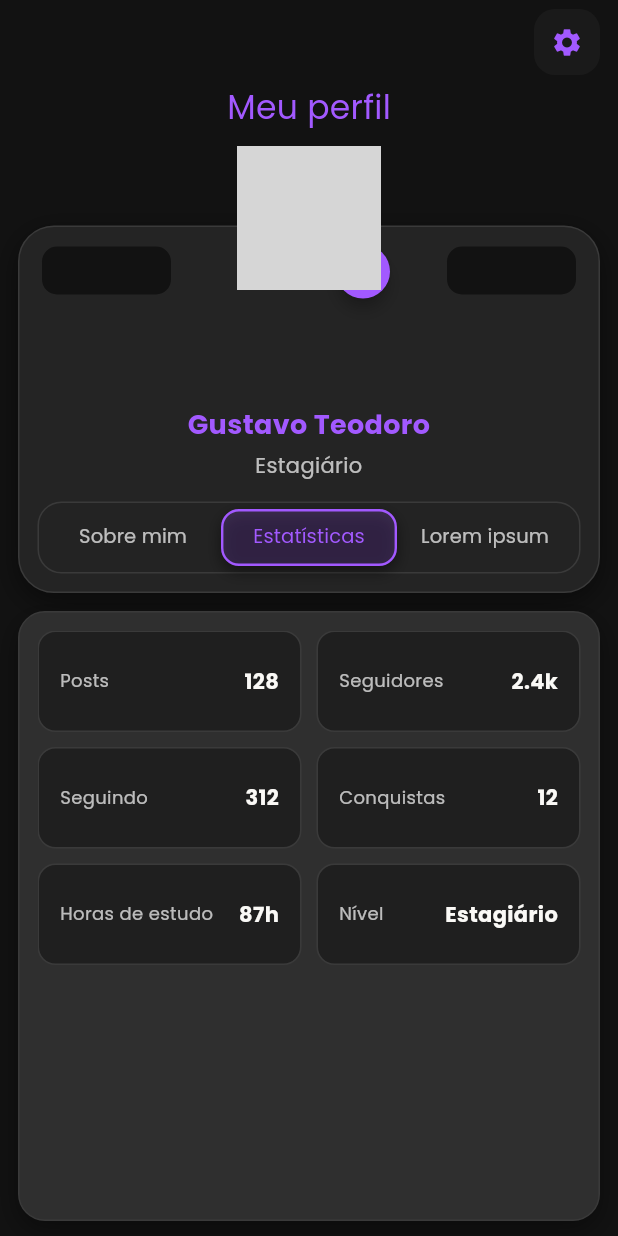
After one commit to Bieelx/Nexus, a Flutter app: the ProfileScreen screen opened directly, tab 2 chosen, on a phone screen of 412 x 824 dp. The commit adds this screen. Run offline on Flutter 3.47's test engine with Material 3 defaults, Android fonts, the light colour scheme and no system bars; our stand-ins replace cloud_firestore, device_info_plus, firebase_auth, firebase_core, firebase_messaging, flutter_dotenv and 6 more; accounts and stored records are empty; network calls fail; grey boxes are pictures that could not be loaded.

Commit message:
Inserindo tela de usuario

```diff
--- /dev/null
+++ b/chatbot_sec4you/lib/profile_page.dart
@@ -0,0 +1,518 @@
+import 'package:flutter/material.dart';
+
+void main() => runApp(const Sec4YouApp());
+
+class Sec4YouApp extends StatelessWidget {
+  const Sec4YouApp({super.key});
+
+  @override
+  Widget build(BuildContext context) {
+    return MaterialApp(
+      debugShowCheckedModeBanner: false,
+      title: 'Sec4You',
+      theme: ThemeData.dark().copyWith(
+        scaffoldBackgroundColor: const Color(0xFF121212),
+        splashColor: Colors.transparent,
+        highlightColor: Colors.transparent,
+        textTheme: ThemeData.dark().textTheme.apply(
+          fontFamily: 'JetBrainsMono',
+          bodyColor: const Color(0xFFFAF9F6),
+          displayColor: const Color(0xFFFAF9F6),
+        ),
+      ),
+      home: const ProfileScreen(),
+    );
+  }
+}
+
+/// ======= CORES / CONFIG =======
+const kAccent = Color(0xFFA259FF); // #A259FF (roxo pedido)
+const kBg = Color(0xFF121212);
+const kCard = Color(0xFF2A2A2A);
+const kText = Color(0xFFFAF9F6);
+const kAvatarAsset = 'assets/foto_perfil.png';
+
+class ProfileScreen extends StatefulWidget {
+  const ProfileScreen({super.key});
+  @override
+  State<ProfileScreen> createState() => _ProfileScreenState();
+}
+
+class _ProfileScreenState extends State<ProfileScreen>
+    with SingleTickerProviderStateMixin {
+  late final TabController _tabs;
+  final _scaffoldKey = GlobalKey<ScaffoldState>(); // <- para abrir o menu lateral
+
+  @override
+  void initState() {
+    super.initState();
+    _tabs = TabController(length: 3, vsync: this);
+  }
+
+  @override
+  void dispose() {
+    _tabs.dispose();
+    super.dispose();
+  }
+
+  @override
+  Widget build(BuildContext context) {
+    return LayoutBuilder(
+      builder: (context, c) {
+        final w = c.maxWidth;
+        final pad = w < 480 ? 12.0 : 16.0;
+        final cardRadius = w < 480 ? 18.0 : 22.0;
+
+        // tamanhos usados no avatar e nas pílulas
+        final pillW = w < 480 ? 86.0 : 110.0;
+        final pillH = w < 480 ? 32.0 : 38.0;
+        final avatarSize = w < 480 ? 160.0 : 190.0; // AVATAR MAIOR
+        final overlap = avatarSize / 3; // quanto o avatar “sai” para fora do card
+
+        return Scaffold(
+          key: _scaffoldKey,
+
+          // ===== MENU LATERAL (endDrawer) =====
+          endDrawer: _ProfileDrawer(
+            onItemTap: (route) {
+              Navigator.pop(context); // fecha o menu
+              // TODO: navegue para telas reais conforme implementar
+              ScaffoldMessenger.of(context).showSnackBar(
+                SnackBar(
+                  content: Text('Abrir: $route'),
+                  behavior: SnackBarBehavior.floating,
+                ),
+              );
+            },
+          ),
+
+          backgroundColor: kBg,
+          body: SafeArea(
+            child: Column(
+              children: [
+                // Top bar
+                Padding(
+                  padding: EdgeInsets.fromLTRB(pad, pad * .5, pad, 0),
+                  child: Row(
+                    children: [
+                      const Spacer(),
+                      _GearButton(
+                        onTap: () => _scaffoldKey.currentState?.openEndDrawer(),
+                      ),
+                    ],
+                  ),
+                ),
+                const SizedBox(height: 6),
+                Text(
+                  'Meu perfil',
+                  style: TextStyle(
+                    color: kAccent,
+                    fontWeight: FontWeight.w400,
+                    fontSize: w < 480 ? 22 : 24,
+                    letterSpacing: .2,
+                  ),
+                ),
+                const SizedBox(height: 10),
+
+                // ===== AVATAR FORA DO CARD + PÍLULAS + BOTÃO EDITAR FOTO =====
+                Padding(
+                  padding: EdgeInsets.symmetric(horizontal: pad),
+                  child: Stack(
+                    clipBehavior: Clip.none,
+                    alignment: Alignment.topCenter,
+                    children: [
+                      // CARD: desce para dar espaço ao avatar sobreposto
+                      Container(
+                        margin: EdgeInsets.only(top: overlap),
+                        decoration: BoxDecoration(
+                          color: const Color(0xFF242424),
+                          borderRadius: BorderRadius.circular(cardRadius + 6),
+                          border: Border.all(color: const Color(0xFF3A3A3A)),
+                          boxShadow: const [
+                            BoxShadow(
+                              color: Colors.black45,
+                              blurRadius: 16,
+                              offset: Offset(0, 6),
+                            ),
+                          ],
+                        ),
+                        padding: EdgeInsets.fromLTRB(pad, pad + 15, pad, pad),
+                        child: Column(
+                          crossAxisAlignment: CrossAxisAlignment.center,
+                          children: [
+                            // espaço reservado dentro do card para o avatar que está por cima
+                            SizedBox(height: avatarSize / 2 + 12),
+
+                            // textos
+                            Text(
+                              'Gustavo Teodoro',
+                              textAlign: TextAlign.center,
+                              style: TextStyle(
+                                color: kAccent,
+                                fontWeight: FontWeight.w800,
+                                fontSize: w < 480 ? 18 : 20,
+                              ),
+                            ),
+                            const SizedBox(height: 4),
+                            const Text(
+                              'Estagiário',
+                              textAlign: TextAlign.center,
+                              style: TextStyle(
+                                color: Colors.white70,
+                                fontSize: 14,
+                                fontWeight: FontWeight.w400,
+                              ),
+                            ),
+
+                            const SizedBox(height: 14),
+                            _SegmentedTabs(controller: _tabs),
+                          ],
+                        ),
+                      ),
+
+                      // Pílulas laterais atrás do avatar
+                      Positioned(
+                        top: overlap - (pillH / 2) + 30,
+                        left: 16,
+                        child: _DecorPill(width: pillW, height: pillH),
+                      ),
+                      Positioned(
+                        top: overlap - (pillH / 2) + 30,
+                        right: 16,
+                        child: _DecorPill(width: pillW, height: pillH),
+                      ),
+
+                      // Avatar maior sobrepondo o card + botão editar foto
+                      Positioned(
+                        top: 0,
+                        child: Stack(
+                          clipBehavior: Clip.none,
+                          children: [
+                            ClipRRect(
+                              borderRadius: BorderRadius.circular(28),
+                              child: Image.asset(
+                                kAvatarAsset,
+                                width: avatarSize,
+                                height: avatarSize,
+                                fit: BoxFit.cover,
+                                errorBuilder: (_, __, ___) => const Icon(
+                                  Icons.smart_toy,
+                                  size: 96,
+                                  color: Colors.white70,
+                                ),
+                              ),
+                            ),
+                            // botão pequeno para alterar foto (canto inferior direito)
+                            Positioned(
+                              right: -6,
+                              bottom: -6,
+                              child: Material(
+                                color: kAccent,
+                                shape: const CircleBorder(),
+                                elevation: 4,
+                                child: InkWell(
+                                  customBorder: const CircleBorder(),
+                                  onTap: () {
+                                    // TODO: abrir seletor de imagem / câmera
+                                    ScaffoldMessenger.of(context).showSnackBar(
+                                      const SnackBar(
+                                        content:
+                                            Text('Alterar foto de perfil'),
+                                        behavior: SnackBarBehavior.floating,
+                                      ),
+                                    );
+                                  },
+                                  child: const SizedBox(
+                                    width: 36,
+                                    height: 36,
+                                    child: Icon(
+                                      Icons.edit,
+                                      size: 18,
+                                      color: Colors.white,
+                                    ),
+                                  ),
+                                ),
+                              ),
+                            ),
+                          ],
+                        ),
+                      ),
+                    ],
+                  ),
+                ),
+
+                const SizedBox(height: 12),
+
+                // CONTEÚDO
+                Expanded(
+                  child: Padding(
+                    padding: EdgeInsets.symmetric(horizontal: pad),
+                    child: Container(
+                      decoration: BoxDecoration(
+                        color: const Color(0xFF2F2F2F),
+                        borderRadius: BorderRadius.circular(cardRadius),
+                        border: Border.all(color: const Color(0xFF3A3A3A)),
+                        boxShadow: const [
+                          BoxShadow(
+                            color: Colors.black38,
+                            blurRadius: 14,
+                            offset: Offset(0, 6),
+                          ),
+                        ],
+                      ),
+                      padding: EdgeInsets.all(pad),
+                      child: TabBarView(
+                        controller: _tabs,
+                        children: const [
+                          _AboutMeTab(),
+                          _StatsTab(),
+                          _LoremTab(),
+                        ],
+                      ),
+                    ),
+                  ),
+                ),
+                const SizedBox(height: 10),
+              ],
+            ),
+          ),
+        );
+      },
+    );
+  }
+}
+
+class _GearButton extends StatelessWidget {
+  const _GearButton({this.onTap});
+  final VoidCallback? onTap;
+
+  @override
+  Widget build(BuildContext context) {
+    return Material(
+      color: const Color(0xFF1A1A1A),
+      borderRadius: BorderRadius.circular(14),
+      child: InkWell(
+        onTap: onTap,
+        borderRadius: BorderRadius.circular(14),
+        child: const SizedBox(
+          width: 44,  // ligeiramente maior
+          height: 44, // ligeiramente maior
+          child: Icon(Icons.settings, color: kAccent, size: 22),
+        ),
+      ),
+    );
+  }
+}
+
+class _DecorPill extends StatelessWidget {
+  const _DecorPill({required this.width, required this.height});
+  final double width;
+  final double height;
+
+  @override
+  Widget build(BuildContext context) {
+    return Container(
+      width: width,
+      height: height,
+      decoration: BoxDecoration(
+        color: const Color(0xFF121212),
+        borderRadius: BorderRadius.circular(10),
+      ),
+    );
+  }
+}
+
+/// Abas com selecionado: fundo kAccent 20% + borda kAccent 100% + fonte 400
+class _SegmentedTabs extends StatelessWidget {
+  const _SegmentedTabs({required this.controller});
+  final TabController controller;
+
+  @override
+  Widget build(BuildContext context) {
+    return Container(
+      height: 48,
+      padding: const EdgeInsets.all(4),
+      decoration: BoxDecoration(
+        color: const Color(0xFF232323),
+        borderRadius: BorderRadius.circular(16),
+        border: Border.all(color: const Color(0xFF3A3A3A)),
+      ),
+      child: TabBar(
+        controller: controller,
+        dividerColor: Colors.transparent,
+        indicatorSize: TabBarIndicatorSize.tab,
+        labelColor: kAccent,
+        unselectedLabelColor: Colors.white70,
+        labelStyle: const TextStyle(fontWeight: FontWeight.w400, fontSize: 13),
+        unselectedLabelStyle: const TextStyle(
+          fontWeight: FontWeight.w400,
+          fontSize: 13,
+        ),
+        indicator: ShapeDecoration(
+          color: kAccent.withOpacity(0.20),
+          shape: RoundedRectangleBorder(
+            borderRadius: BorderRadius.circular(12),
+            side: const BorderSide(color: kAccent, width: 1.6),
+          ),
+          shadows: const [
+            BoxShadow(
+              color: Colors.black45,
+              blurRadius: 8,
+              offset: Offset(0, 4),
+            ),
+          ],
+        ),
+        tabs: const [
+          Tab(text: 'Sobre mim'),
+          Tab(text: 'Estatísticas'),
+          Tab(text: 'Lorem ipsum'),
+        ],
+      ),
+    );
+  }
+}
+
+class _AboutMeTab extends StatelessWidget {
+  const _AboutMeTab();
+
+  @override
+  Widget build(BuildContext context) {
+    return const SingleChildScrollView(
+      child: Text(
+        'Mussum Ipsum, cacilds vidis litro abertis.  Per aumento de cachacis, eu reclamis. '
+        'Si num tem leite então bota uma pinga aí cumpadi! Suco de cevadiss deixa as pessoas '
+        'mais interessantis. A ordem dos tratores não altera o pão duris.',
+        style: TextStyle(fontWeight: FontWeight.w400),
+      ),
+    );
+  }
+}
+
+class _StatsTab extends StatelessWidget {
+  const _StatsTab();
+
+  @override
+  Widget build(BuildContext context) {
+    final items = <(String, String)>[
+      ('Posts', '128'),
+      ('Seguidores', '2.4k'),
+      ('Seguindo', '312'),
+      ('Conquistas', '12'),
+      ('Horas de estudo', '87h'),
+      ('Nível', 'Estagiário'),
+    ];
+
+    return GridView.builder(
+      itemCount: items.length,
+      padding: EdgeInsets.zero,
+      gridDelegate: const SliverGridDelegateWithFixedCrossAxisCount(
+        crossAxisCount: 2,
+        childAspectRatio: 2.6,
+        mainAxisSpacing: 10,
+        crossAxisSpacing: 10,
+      ),
+      itemBuilder: (_, i) {
+        final (label, value) = items[i];
+        return Container(
+          decoration: BoxDecoration(
+            color: const Color(0xFF1F1F1F),
+            borderRadius: BorderRadius.circular(12),
+            border: Border.all(color: const Color(0xFF3A3A3A)),
+          ),
+          padding: const EdgeInsets.symmetric(horizontal: 14, vertical: 10),
+          child: Row(
+            children: [
+              Expanded(
+                child: Text(
+                  label,
+                  style: const TextStyle(
+                    color: Colors.white70,
+                    fontSize: 12,
+                    height: 1.2,
+                    fontWeight: FontWeight.w400,
+                  ),
+                ),
+              ),
+              Text(
+                value,
+                style: const TextStyle(
+                  color: kText,
+                  fontWeight: FontWeight.w700,
+                  fontSize: 14,
+                ),
+              ),
+            ],
+          ),
+        );
+      },
+    );
+  }
+}
+
+class _LoremTab extends StatelessWidget {
+  const _LoremTab();
+
+  @override
+  Widget build(BuildContext context) {
+    return const SingleChildScrollView(
+      child: Text(
+        'Lorem ipsum dolor sit amet, consectetur adipiscing elit. '
+        'Sed do eiusmod tempor incididunt ut labore et dolore magna aliqua. '
+        'Ut enim ad minim veniam, quis nostrud exercitation ullamco laboris.',
+        style: TextStyle(fontWeight: FontWeight.w400),
+      ),
+    );
+  }
+}
+
+/// ===== Drawer de Perfil (menu lateral) =====
+class _ProfileDrawer extends StatelessWidget {
+  const _ProfileDrawer({required this.onItemTap});
+  final void Function(String route) onItemTap;
+
+  @override
+  Widget build(BuildContext context) {
+    return Drawer(
+      backgroundColor: const Color(0xFF1A1A1A),
+      child: SafeArea(
+        child: ListView(
+          padding: const EdgeInsets.symmetric(vertical: 8),
+          children: [
+            ListTile(
+              title: const Text('Perfil', style: TextStyle(fontWeight: FontWeight.w700)),
+              subtitle: const Text('Configurações da sua conta', style: TextStyle(color: Colors.white70)),
+              leading: const CircleAvatar(radius: 18, backgroundColor: kAccent, child: Icon(Icons.person, color: Colors.white, size: 18)),
+            ),
+            const Divider(),
+
+            _tile(Icons.account_circle, 'Alterar perfil', () => onItemTap('alterar_perfil')),
+            _tile(Icons.alternate_email, 'Alterar e-mail', () => onItemTap('alterar_email')),
+            _tile(Icons.lock, 'Alterar senha', () => onItemTap('alterar_senha')),
+            _tile(Icons.privacy_tip, 'Privacidade', () => onItemTap('privacidade')),
+            _tile(Icons.notifications, 'Notificações', () => onItemTap('notificacoes')),
+            _tile(Icons.palette, 'Preferências de tema', () => onItemTap('tema')),
+            _tile(Icons.language, 'Idioma', () => onItemTap('idioma')),
+
+            const Divider(),
+            _tile(Icons.logout, 'Sair', () => onItemTap('sair'), danger: true),
+          ],
+        ),
+      ),
+    );
+  }
+
+  ListTile _tile(IconData icon, String label, VoidCallback onTap, {bool danger = false}) {
+    return ListTile(
+      leading: Icon(icon, color: danger ? Colors.redAccent : kAccent),
+      title: Text(
+        label,
+        style: TextStyle(
+          color: Colors.white,
+          fontWeight: danger ? FontWeight.w700 : FontWeight.w400,
+        ),
+      ),
+      trailing: const Icon(Icons.chevron_right, color: Colors.white70),
+      onTap: onTap,
+    );
+  }
+}
--- a/chatbot_sec4you/lib/security_alerts_screen_real.dart
+++ b/chatbot_sec4you/lib/security_alerts_screen_real.dart
@@ -305,7 +305,7 @@ class _SecurityAlertsScreenRealState extends State<SecurityAlertsScreenReal> {
           ),
         ),
         SizedBox(height: 12),
-        ...securityEvents.map((event) => _buildEventCard(event)).toList(),
+        ...securityEvents.map((event) => _buildEventCard(event)),
       ],
     );
   }
--- a/chatbot_sec4you/lib/security_test_screen.dart
+++ b/chatbot_sec4you/lib/security_test_screen.dart
@@ -1,6 +1,8 @@
 import 'package:flutter/material.dart';
 
 class SecurityTestScreen extends StatelessWidget {
+  const SecurityTestScreen({super.key});
+
   @override
   Widget build(BuildContext context) {
     return Scaffold(
@@ -45,11 +47,11 @@ class SecurityTestScreen extends StatelessWidget {
             SizedBox(height: 32),
             ElevatedButton(
               onPressed: () => Navigator.pop(context),
-              child: Text('Voltar'),
               style: ElevatedButton.styleFrom(
                 backgroundColor: Color(0xFF7F2AB1),
                 foregroundColor: Colors.white,
               ),
+              child: Text('Voltar'),
             ),
           ],
         ),
--- a/chatbot_sec4you/lib/service/eventlog_service.dart
+++ b/chatbot_sec4you/lib/service/eventlog_service.dart
@@ -1,4 +1,3 @@
-import 'dart:convert';
 import 'dart:math';
 import 'package:cloud_firestore/cloud_firestore.dart';
 import 'package:firebase_auth/firebase_auth.dart';
--- a/chatbot_sec4you/lib/service/security_event_service.dart
+++ b/chatbot_sec4you/lib/service/security_event_service.dart
@@ -41,7 +41,7 @@ class SecurityEventService {
 
     } catch (e) {
       print('❌ Erro ao salvar: $e');
-      throw e;
+      rethrow;
     }
   }
 
--- a/chatbot_sec4you/lib/service/security_event_service_clean.dart
+++ b/chatbot_sec4you/lib/service/security_event_service_clean.dart
@@ -59,7 +59,7 @@ class SecurityEventService {
 
     } catch (e) {
       print('❌ Erro ao salvar no Firebase: $e');
-      throw e;
+      rethrow;
     }
   }
 
@@ -191,7 +191,7 @@ class SecurityEventService {
       final failedAttempts = events.where((e) => e['success'] == false).length;
       final successfulLogins = events.where((e) => e['success'] == true).length;
 
-      print('✅ $email: ${events.length} eventos (${successfulLogins} sucessos, ${failedAttempts} falhas)');
+      print('✅ $email: ${events.length} eventos ($successfulLogins sucessos, $failedAttempts falhas)');
 
       return {
         'email': email,
--- a/chatbot_sec4you/lib/test_navigation.dart
+++ b/chatbot_sec4you/lib/test_navigation.dart
@@ -5,6 +5,8 @@ void main() {
 }
 
 class TestApp extends StatelessWidget {
+  const TestApp({super.key});
+
   @override
   Widget build(BuildContext context) {
     return MaterialApp(
@@ -15,6 +17,8 @@ class TestApp extends StatelessWidget {
 }
 
 class TestHome extends StatelessWidget {
+  const TestHome({super.key});
+
   @override
   Widget build(BuildContext context) {
     return Scaffold(
@@ -41,6 +45,8 @@ class TestHome extends StatelessWidget {
 }
 
 class TestSecond extends StatelessWidget {
+  const TestSecond({super.key});
+
   @override
   Widget build(BuildContext context) {
     return Scaffold(
--- a/chatbot_sec4you/lib/widgets/homeScreen/map_calendar_switch.dart
+++ b/chatbot_sec4you/lib/widgets/homeScreen/map_calendar_switch.dart
@@ -5,10 +5,10 @@ class MapCalendarSwitch extends StatelessWidget {
   final Function(bool) onChanged;
 
   const MapCalendarSwitch({
-    Key? key,
+    super.key,
     required this.isMapSelected,
     required this.onChanged,
-  }) : super(key: key);
+  });
 
   @override
   Widget build(BuildContext context) {
--- a/chatbot_sec4you/lib/widgets/homeScreen/notification_card.dart
+++ b/chatbot_sec4you/lib/widgets/homeScreen/notification_card.dart
@@ -2,7 +2,7 @@ import 'package:flutter/material.dart';
 
 class NotificationCard extends StatelessWidget {
   final String count;
-  const NotificationCard({Key? key, this.count = '0'}) : super(key: key);
+  const NotificationCard({super.key, this.count = '0'});
 
   @override
   Widget build(BuildContext context) {
--- a/chatbot_sec4you/lib/widgets/security_summary.dart
+++ b/chatbot_sec4you/lib/widgets/security_summary.dart
@@ -3,6 +3,8 @@ import '../models/security_event.dart' as SecurityModels;
 import '../service/eventlog_service.dart';
 
 class SecuritySummary extends StatefulWidget {
+  const SecuritySummary({super.key});
+
   @override
   _SecuritySummaryState createState() => _SecuritySummaryState();
 }
```
